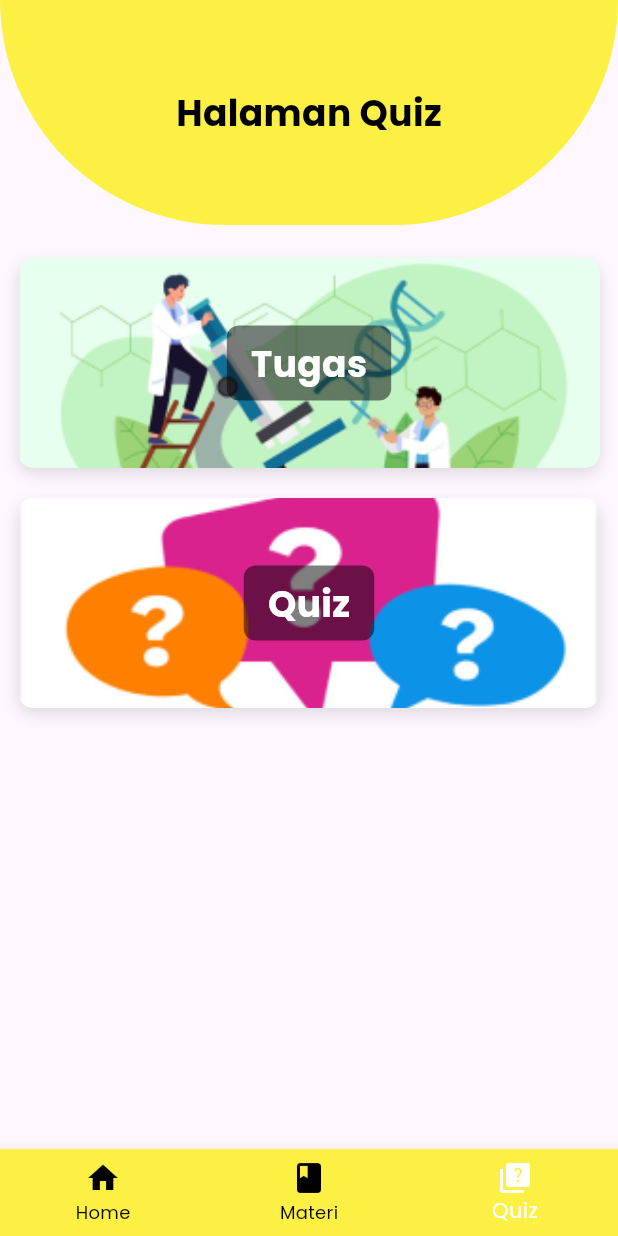
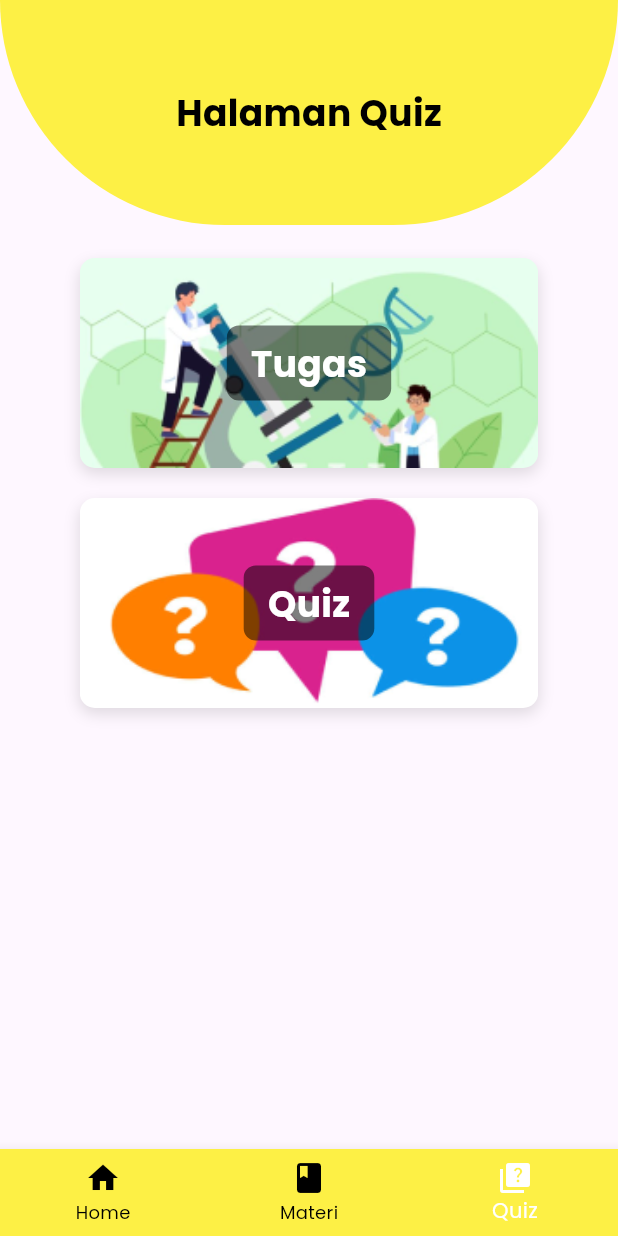
Before and after one commit to FaronF/PBL-IF-07, a Flutter app: the QuizPage screen opened by its route, on a phone screen of 412 x 824 dp. Run offline on Flutter 3.47's test engine with Material 3 defaults, Android fonts, the phone set to English and light mode, and no system bars; our stand-ins replace cloud_firestore, file_picker, firebase_auth, firebase_core, firebase_storage, google_fonts and 1 more; accounts and stored records are empty.

Commit message:
perbaikan fungsi quiz dan tampilan halaman dibuat ketengah

```diff
--- a/lib/daftar_siswa.dart
+++ b/lib/daftar_siswa.dart
@@ -103,7 +103,8 @@ class DaftarSiswaPageState extends State<DaftarSiswaPage> {
                           prefixIcon: const Icon(Icons.search),
                           border: OutlineInputBorder(
                             borderRadius: BorderRadius.circular(30),
-                            borderSide: const BorderSide(color: Colors.blueAccent),
+                            borderSide:
+                                const BorderSide(color: Colors.blueAccent),
                           ),
                         ),
                       ),
@@ -142,7 +143,6 @@ class DaftarSiswaPageState extends State<DaftarSiswaPage> {
                           trailing: Column(
                             mainAxisAlignment: MainAxisAlignment.center,
                             children: [
-                              Text(siswa['gender'] ?? 'Gender tidak tersedia'),
                               Text(siswa['kelas'] ?? 'Kelas tidak tersedia'),
                             ],
                           ),
--- a/lib/main.dart
+++ b/lib/main.dart
@@ -69,7 +69,7 @@ class MyApp extends StatelessWidget {
         '/daftar_quiz': (context) => const DaftarQuizPage(),
         '/quiz_siswa': (context) => const QuizPage(),
         '/materi': (context) => const MateriPage(),
-        '/quiz_main': (context) => const QuizMainPage(),
+        '/quiz_main': (context) => const QuizMainPage(quizId: 'quizIdAnda'),
 
         //Halaman Guru
         '/teacherpage': (context) => const TeacherPage(),
--- a/lib/quiz_page.dart
+++ b/lib/quiz_page.dart
@@ -72,6 +72,11 @@ class _QuizPageState extends State<QuizPage> {
               ),
               const SizedBox(height: 10),
               Expanded(
+                child: Center(
+                  child: Container(
+                    width: MediaQuery.of(context).size.width *
+                        0.8, // Lebar konten 80% dari lebar layar
+                    child: Center(
                       child: PageView(
                         children: [
                           SingleChildScrollView(
@@ -102,35 +107,10 @@ class _QuizPageState extends State<QuizPage> {
                               ),
                             ),
                           ),
-                    SingleChildScrollView(
-                      child: Padding(
-                        padding: const EdgeInsets.all(12.0),
-                        child: Column(
-                          mainAxisAlignment: MainAxisAlignment.center,
-                          crossAxisAlignment: CrossAxisAlignment.stretch,
-                          children: [
-                            _buildDashboardBox(
-                              context,
-                              'assets/images/background3.png',
-                              'Quiz',
-                              '/quiz',
-                              height: 100,
-                              width: 250,
-                            ),
-                            const SizedBox(height: 50),
-                            _buildDashboardBox(
-                              context,
-                              'assets/images/background4.png',
-                              'Leaderboard',
-                              '/leaderboard',
-                              height: 100,
-                              width: 250,
-                            ),
                         ],
                       ),
                     ),
                   ),
-                  ],
                 ),
               ),
             ],
```
Also changed, not shown: lib/daftar_quiz.dart (+23 -19 lines), lib/kelola_materi_page.dart (+8 -3 lines), lib/quiz_main.dart (+34 -15 lines). Lines whose indentation alone changed are shown as unchanged.
